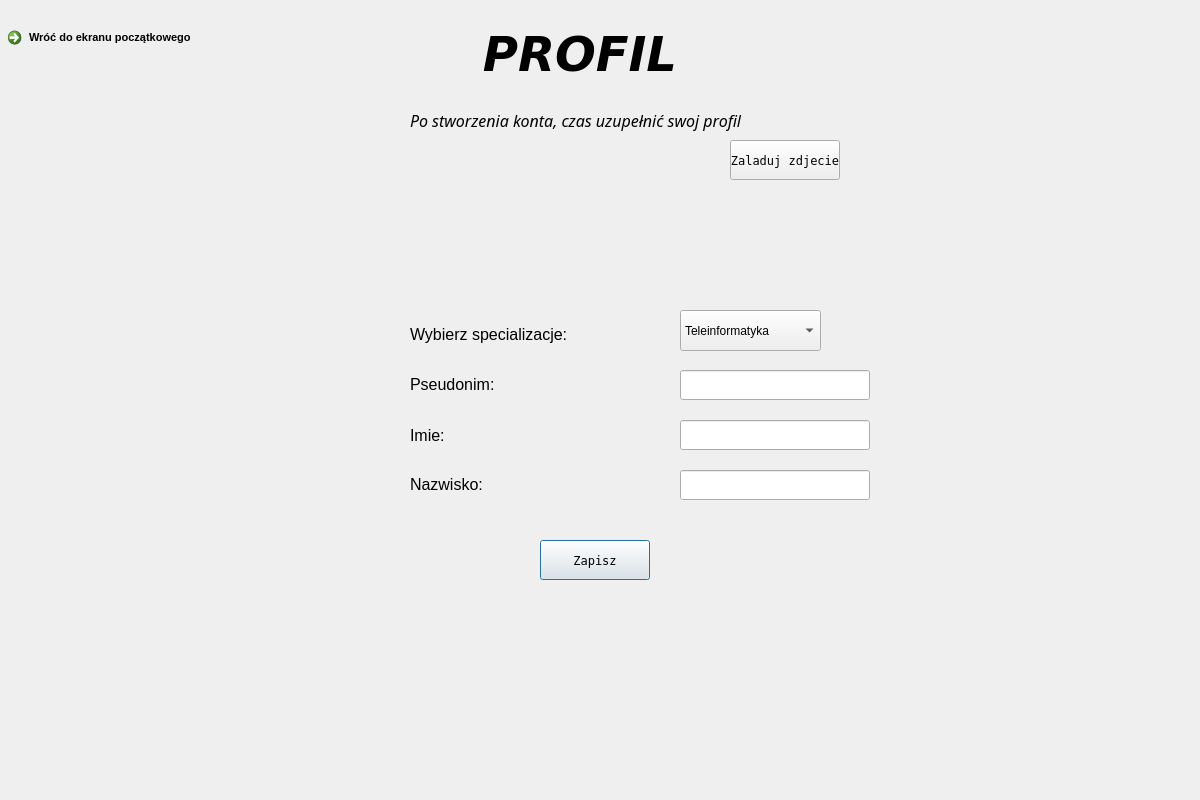
Old version of the form UI/Profil.ui in the repository lukaszbladziak5/ICalcThis.
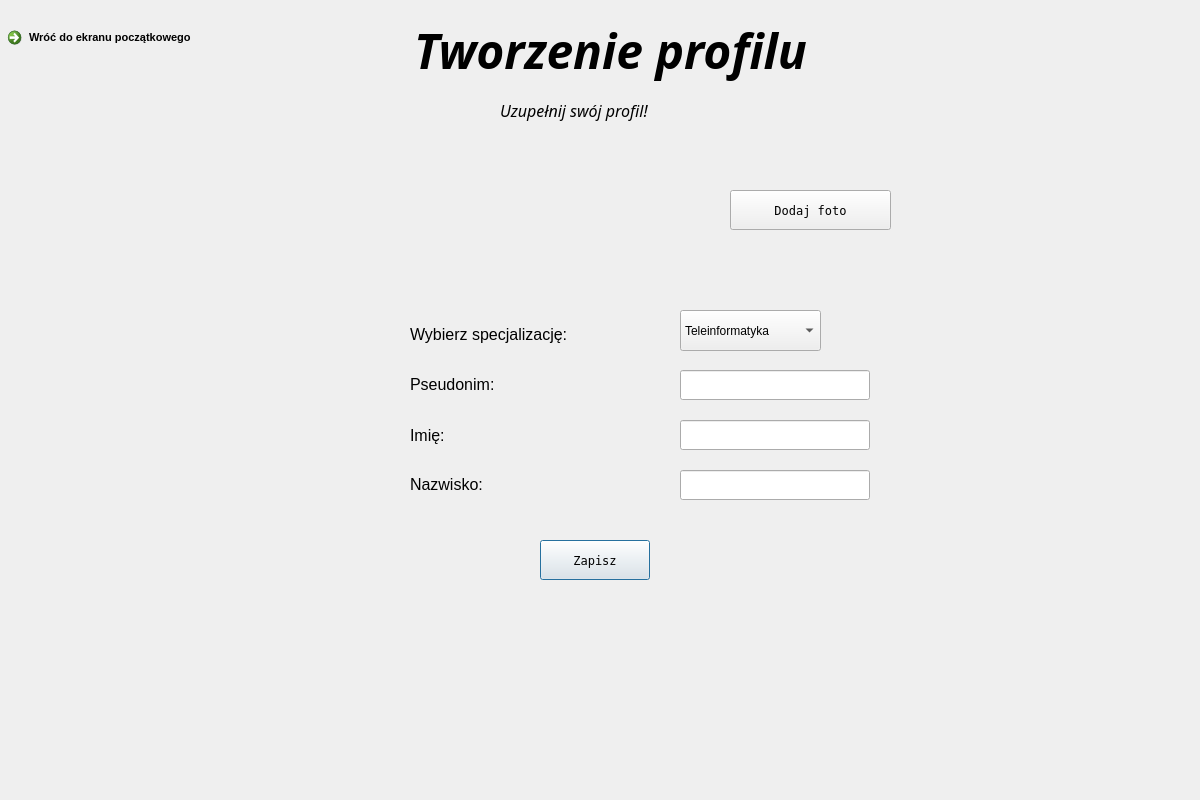
New version of the form. Icons and pictures are not drawn.

Diff of the .ui file:
```diff
--- a/UI/Profil.ui
+++ b/UI/Profil.ui
@@ -26,26 +26,6 @@
     <string notr="true">QWidget#rejestracjaWidget{
 background-color:qlineargradient(spread:pad, x1:0, y1:0, x2:1, y2:1, stop:0 rgba(179, 204, 117, 255), stop:1 rgba(255, 255, 255, 255))};</string>
    </property>
-   <widget class="QLabel" name="rejestracjaTekst">
-    <property name="geometry">
-     <rect>
-      <x>370</x>
-      <y>10</y>
-      <width>420</width>
-      <height>90</height>
-     </rect>
-    </property>
-    <property name="font">
-     <font>
-      <family>Verdana</family>
-      <italic>true</italic>
-      <bold>true</bold>
-     </font>
-    </property>
-    <property name="text">
-     <string>&lt;html&gt;&lt;head/&gt;&lt;body&gt;&lt;p align=&quot;center&quot;&gt;&lt;span style=&quot; font-size:36pt;&quot;&gt;PROFIL&lt;/span&gt;&lt;/p&gt;&lt;/body&gt;&lt;/html&gt;</string>
-    </property>
-   </widget>
    <widget class="QLabel" name="nazwaTekst">
     <property name="geometry">
      <rect>
@@ -56,7 +36,7 @@
      </rect>
     </property>
     <property name="text">
-     <string>&lt;html&gt;&lt;head/&gt;&lt;body&gt;&lt;p&gt;&lt;span style=&quot; font-size:12pt;&quot;&gt;Imie:&lt;/span&gt;&lt;/p&gt;&lt;/body&gt;&lt;/html&gt;</string>
+     <string>&lt;html&gt;&lt;head/&gt;&lt;body&gt;&lt;p&gt;&lt;span style=&quot; font-size:12pt;&quot;&gt;Imię:&lt;/span&gt;&lt;/p&gt;&lt;/body&gt;&lt;/html&gt;</string>
     </property>
    </widget>
    <widget class="QLabel" name="hasloTekst">
@@ -95,9 +75,9 @@
    <widget class="QLabel" name="stworzTekst">
     <property name="geometry">
      <rect>
-      <x>410</x>
-      <y>100</y>
-      <width>391</width>
+      <x>500</x>
+      <y>90</y>
+      <width>201</width>
       <height>41</height>
      </rect>
     </property>
@@ -108,7 +88,7 @@
      </font>
     </property>
     <property name="text">
-     <string>&lt;html&gt;&lt;head/&gt;&lt;body&gt;&lt;p&gt;&lt;span style=&quot; font-size:12pt;&quot;&gt;Po stworzenia konta, czas uzupełnić swoj profil&lt;/span&gt;&lt;/p&gt;&lt;/body&gt;&lt;/html&gt;</string>
+     <string>&lt;html&gt;&lt;head/&gt;&lt;body&gt;&lt;p&gt;&lt;span style=&quot; font-size:12pt;&quot;&gt;Uzupełnij swój profil!&lt;/span&gt;&lt;/p&gt;&lt;/body&gt;&lt;/html&gt;</string>
     </property>
    </widget>
    <widget class="QLabel" name="blad2">
@@ -152,7 +132,7 @@
      </rect>
     </property>
     <property name="text">
-     <string>&lt;html&gt;&lt;head/&gt;&lt;body&gt;&lt;p&gt;&lt;span style=&quot; font-size:12pt;&quot;&gt;Wybierz specializacje:&lt;/span&gt;&lt;/p&gt;&lt;/body&gt;&lt;/html&gt;</string>
+     <string>&lt;html&gt;&lt;head/&gt;&lt;body&gt;&lt;p&gt;&lt;span style=&quot; font-size:12pt;&quot;&gt;Wybierz specjalizację:&lt;/span&gt;&lt;/p&gt;&lt;/body&gt;&lt;/html&gt;</string>
     </property>
    </widget>
    <widget class="QLabel" name="nazwaTekst_2">
@@ -223,8 +203,8 @@
     <property name="geometry">
      <rect>
       <x>730</x>
-      <y>140</y>
-      <width>110</width>
+      <y>190</y>
+      <width>161</width>
       <height>40</height>
      </rect>
     </property>
@@ -234,7 +214,7 @@
      </font>
     </property>
     <property name="text">
-     <string>Zaladuj zdjecie</string>
+     <string>Dodaj foto</string>
     </property>
    </widget>
    <widget class="QComboBox" name="wybor_specializacji">
@@ -272,6 +252,26 @@
      </property>
     </item>
    </widget>
+   <widget class="QLabel" name="tekstGlowny">
+    <property name="geometry">
+     <rect>
+      <x>390</x>
+      <y>10</y>
+      <width>441</width>
+      <height>81</height>
+     </rect>
+    </property>
+    <property name="font">
+     <font>
+      <family>Candara</family>
+      <pointsize>14</pointsize>
+      <italic>true</italic>
+     </font>
+    </property>
+    <property name="text">
+     <string>&lt;html&gt;&lt;head/&gt;&lt;body&gt;&lt;p align=&quot;center&quot;&gt;&lt;span style=&quot; font-size:36pt; font-weight:700;&quot;&gt;Tworzenie profilu&lt;/span&gt;&lt;/p&gt;&lt;/body&gt;&lt;/html&gt;</string>
+    </property>
+   </widget>
   </widget>
  </widget>
  <resources/>
```
